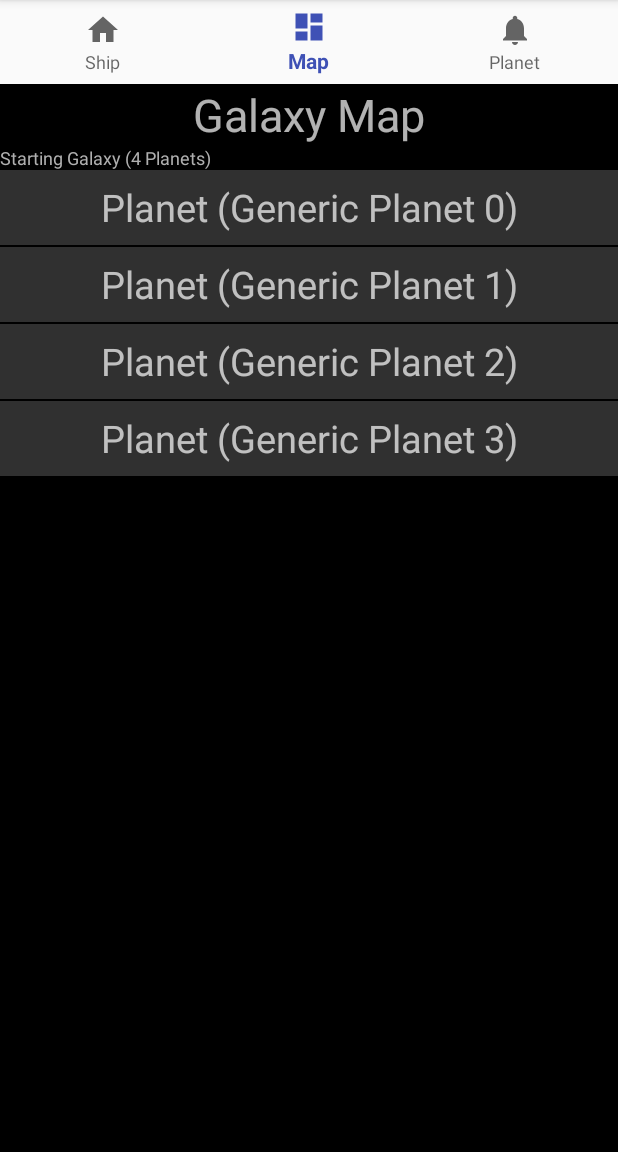
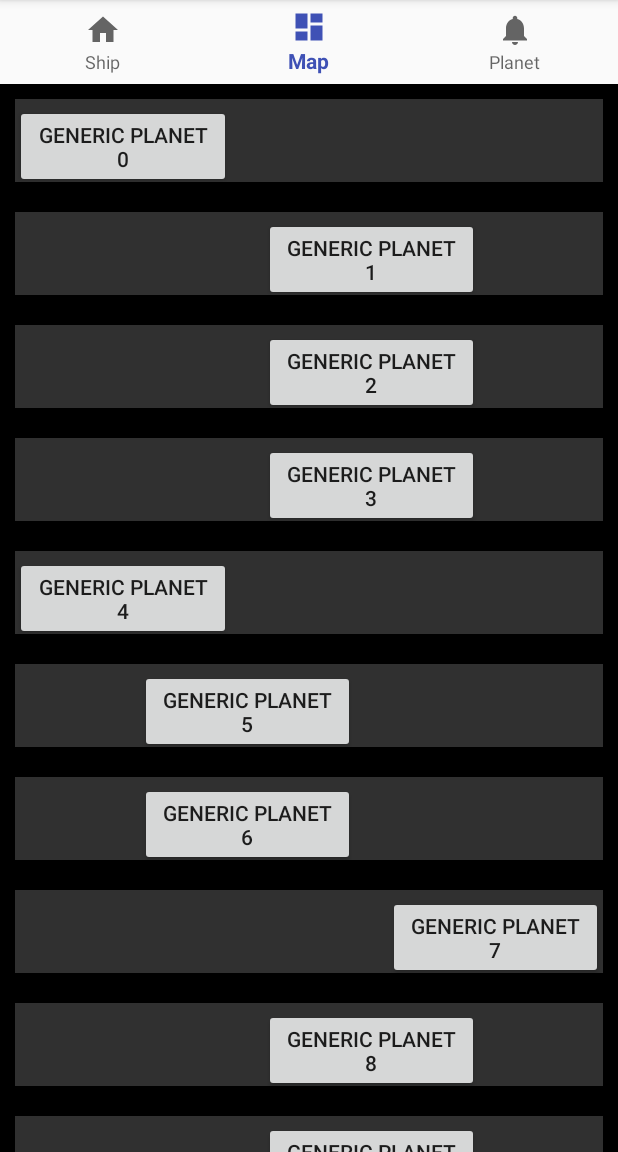
Before and after one commit to Mardaklysm/Space, an Android app: the screen it shows after launch (MainActivity), item 2 of the bottom bar chosen, on a phone screen of 412 x 824 dp, the part 84-1236 px from its top. Run offline under Robolectric (Android 15) with nearby library versions, the light colour scheme and no system bars.

Commit message:
Implement StarMap Prototype :dart:

```diff
--- a/app/src/main/AndroidManifest.xml
+++ b/app/src/main/AndroidManifest.xml
@@ -1,8 +1,8 @@
 <?xml version="1.0" encoding="utf-8"?>
 <manifest package="at.hakkon.space"
           xmlns:android="http://schemas.android.com/apk/res/android">
-
     <application
+        android:name="at.hakkon.space.application.ApplicationClass"
         android:allowBackup="true"
         android:icon="@mipmap/ic_launcher"
         android:label="@string/app_name"
--- a/app/src/main/java/at/hakkon/space/activity/MainActivity.java
+++ b/app/src/main/java/at/hakkon/space/activity/MainActivity.java
@@ -15,6 +15,8 @@ import at.hakkon.space.navigation.TopLevelFragmentPagerAdapter;
 public class MainActivity extends AppCompatActivity {
 
 	private ApplicationClass appClass = ApplicationClass.getInstance();
+
+	private static MainActivity instance;
 
 
 	private TopLevelFragmentPagerAdapter adapter;
@@ -44,6 +46,7 @@ public class MainActivity extends AppCompatActivity {
 	@Override
 	protected void onCreate(Bundle savedInstanceState) {
 		super.onCreate(savedInstanceState);
+		instance = this;
 		setContentView(R.layout.activity_main);
 
 		getWindow().addFlags(WindowManager.LayoutParams.FLAG_KEEP_SCREEN_ON);
@@ -62,5 +65,9 @@ public class MainActivity extends AppCompatActivity {
 		appClass.initialize();
 	}
 
+	public static MainActivity getInstance(){
+		return instance;
+	}
+
 
 }
--- a/app/src/main/java/at/hakkon/space/application/ApplicationClass.java
+++ b/app/src/main/java/at/hakkon/space/application/ApplicationClass.java
@@ -5,6 +5,8 @@ import android.widget.Toast;
 
 import java.util.ArrayList;
 
+import at.hakkon.space.activity.MainActivity;
+import at.hakkon.space.datamodel.EGameOverReason;
 import at.hakkon.space.datamodel.person.Person;
 import at.hakkon.space.datamodel.ship.Ship;
 import at.hakkon.space.datamodel.galaxy.AbsPlanet;
@@ -12,6 +14,7 @@ import at.hakkon.space.datamodel.galaxy.Galaxy;
 import at.hakkon.space.listener.IGalaxyListener;
 import at.hakkon.space.listener.IPlanetVisitListener;
 import at.hakkon.space.listener.IShipListener;
+import at.hakkon.space.utility.Utility;
 
 public class ApplicationClass extends android.app.Application {
 
@@ -143,4 +146,12 @@ public class ApplicationClass extends android.app.Application {
 		ship.addPerson(person);
 		notifyShipListeners(ship);
 	}
+
+	public void gameOver(EGameOverReason gameOverReason) {
+		Utility.getInstance().showTextDialog(getContext(),"Game Over: " + gameOverReason.name());
+	}
+
+	public Context getContext(){
+		return MainActivity.getInstance();
+	}
 }
--- /dev/null
+++ b/app/src/main/java/at/hakkon/space/datamodel/EGameOverReason.java
@@ -0,0 +1,9 @@
+package at.hakkon.space.datamodel;
+
+/**
+ * Created by Markus on 30.07.2017.
+ */
+
+public enum EGameOverReason {
+	Finished, OutOfFuel, OutOfHealth
+}
--- a/app/src/main/java/at/hakkon/space/datamodel/galaxy/AbsPlanet.java
+++ b/app/src/main/java/at/hakkon/space/datamodel/galaxy/AbsPlanet.java
@@ -10,12 +10,12 @@ public abstract class AbsPlanet {
 
 	private Galaxy galaxy;
 	private String name;
+	private PlanetPosition planetPosition;
 
-	private boolean visited;
-
-	public AbsPlanet(Galaxy galaxy, String name){
+	public AbsPlanet(Galaxy galaxy, String name, PlanetPosition planetPosition){
 		this.galaxy =galaxy;
 		this.name = name;
+		this.planetPosition = planetPosition;
 	}
 
 	public abstract AbsEvent getEvent();
@@ -41,4 +41,7 @@ public abstract class AbsPlanet {
 		return galaxy;
 	}
 
+	public PlanetPosition getPlanetPosition() {
+		return planetPosition;
+	}
 }
--- a/app/src/main/java/at/hakkon/space/datamodel/galaxy/Galaxy.java
+++ b/app/src/main/java/at/hakkon/space/datamodel/galaxy/Galaxy.java
@@ -1,6 +1,7 @@
 package at.hakkon.space.datamodel.galaxy;
 
 import java.util.ArrayList;
+import java.util.Random;
 
 /**
  * Created by Markus on 29.07.2017.
@@ -12,7 +13,13 @@ public class Galaxy {
 	private String name;
 	private ArrayList<AbsPlanet> planets = new ArrayList<>();
 
-	public Galaxy(String name, int level){
+	public final static int MAX_GALAXY_WIDTH = 4;
+
+	public int getGalaxyDepth(){
+		return 10 + level + level/2 ;
+	}
+
+	public Galaxy(String name, int level) {
 		this.name = name;
 		this.level = level;
 
@@ -20,43 +27,53 @@ public class Galaxy {
 	}
 
 	private void createPlanets() {
-		for (int i=0; i<4; i++){
-			AbsPlanet planet = new GenericPlanet(this, "Generic Planet " + i);
+		int planetX = 0;
+		int planetY = 0;
+
+		Random random = new Random();
+		for (int i = 0; i < getGalaxyDepth(); i++) {
+			AbsPlanet planet = new GenericPlanet(this, "Generic Planet " + i, new PlanetPosition(planetX, planetY));
 			planets.add(planet);
+			planetY++;
+			planetX = random.nextInt(MAX_GALAXY_WIDTH);
 		}
 
 	}
 
-	public ArrayList<AbsPlanet> getReachablePlanets(int position){
+	public ArrayList<AbsPlanet> getReachablePlanets(int position) {
 		ArrayList<AbsPlanet> reachablePlanets = new ArrayList<>();
 		//TODO: Implement somet cool navigation structure
 		//for (Planet planet:planets){
 		//}
 
-		for (AbsPlanet planet: planets){
+		for (AbsPlanet planet : planets) {
 			reachablePlanets.add(planet);
 		}
 
 		return reachablePlanets;
 	}
 
-	public ArrayList<AbsPlanet> getReachablePlanets(){
+	public ArrayList<AbsPlanet> getReachablePlanets() {
 		ArrayList<AbsPlanet> reachablePlanets = new ArrayList<>();
 
-		for (AbsPlanet planet: planets){
+		for (AbsPlanet planet : planets) {
 			reachablePlanets.add(planet);
 		}
 
 		return reachablePlanets;
 	}
 
-	public String getInformationDump(){
+	public ArrayList<AbsPlanet> getPlanets() {
+		return planets;
+	}
+
+	public String getInformationDump() {
 		String retString = "";
 
-		retString+="Galaxy (" + name + ")\n";
+		retString += "Galaxy (" + name + ")\n";
 
-		for (AbsPlanet planet: planets){
-			retString+=planet.getInformationDump() + "\n";
+		for (AbsPlanet planet : planets) {
+			retString += planet.getInformationDump() + "\n";
 		}
 
 		return retString;
--- a/app/src/main/java/at/hakkon/space/datamodel/galaxy/GenericPlanet.java
+++ b/app/src/main/java/at/hakkon/space/datamodel/galaxy/GenericPlanet.java
@@ -11,8 +11,8 @@ public class GenericPlanet extends AbsPlanet {
 
 	private AbsEvent event;
 
-	public GenericPlanet(Galaxy galaxy, String name) {
-		super(galaxy, name);
+	public GenericPlanet(Galaxy galaxy, String name, PlanetPosition planetPosition) {
+		super(galaxy, name, planetPosition);
 
 		event = EventGenerator.getInstance().generateRandomEvent(galaxy.getLevel());
 	}
--- /dev/null
+++ b/app/src/main/java/at/hakkon/space/datamodel/galaxy/PlanetPosition.java
@@ -0,0 +1,24 @@
+package at.hakkon.space.datamodel.galaxy;
+
+/**
+ * Created by Markus on 30.07.2017.
+ */
+
+public class PlanetPosition {
+
+	private int x;
+	private int y;
+
+	public PlanetPosition(int x, int y){
+		this.x = x;
+		this.y = y;
+	}
+
+	public int getX() {
+		return x;
+	}
+
+	public int getY() {
+		return y;
+	}
+}
--- a/app/src/main/java/at/hakkon/space/datamodel/ship/Ship.java
+++ b/app/src/main/java/at/hakkon/space/datamodel/ship/Ship.java
@@ -3,6 +3,7 @@ package at.hakkon.space.datamodel.ship;
 import java.util.ArrayList;
 
 import at.hakkon.space.application.ApplicationClass;
+import at.hakkon.space.datamodel.EGameOverReason;
 import at.hakkon.space.utility.Utility;
 import at.hakkon.space.datamodel.galaxy.AbsPlanet;
 import at.hakkon.space.datamodel.galaxy.Galaxy;
@@ -24,7 +25,7 @@ public class Ship {
 	private AbsPlanet currentPlanet;
 
 	private final static int START_HEALTH = 1000;
-	private final static int START_FUEL = 10;
+	private final static int START_FUEL = 2;
 	private final static int START_MONEY = 250;
 
 	private String name;
@@ -114,9 +115,20 @@ public class Ship {
 			return false;
 		}
 
-		fuel = fuel - planet.getTravelCosts();
+		updateFuel(-planet.getTravelCosts());
+
 		currentPlanet = planet;
 		return true;
+	}
+
+	public int updateFuel(int fuel){
+		this.fuel += fuel;
+
+		if (fuel <= 0){
+			ApplicationClass.getInstance().gameOver(EGameOverReason.OutOfFuel);
+		}
+
+		return fuel;
 	}
 
 	public boolean canMoveToPlanet(AbsPlanet planet) {
@@ -169,6 +181,7 @@ public class Ship {
 	public void updateHealth(int value) {
 		health += value;
 		if (health < 0) {
+			ApplicationClass.getInstance().gameOver(EGameOverReason.OutOfHealth);
 			Utility.getInstance().showTextDialog(ApplicationClass.getInstance().getBaseContext(), "You are dead!");
 		}
 		ApplicationClass.getInstance().requestNotifyShipChangedEvent();
--- a/app/src/main/java/at/hakkon/space/fragments/GalaxyFragment.java
+++ b/app/src/main/java/at/hakkon/space/fragments/GalaxyFragment.java
@@ -5,20 +5,16 @@ import android.support.v4.app.Fragment;
 import android.view.LayoutInflater;
 import android.view.View;
 import android.view.ViewGroup;
-import android.widget.AdapterView;
-import android.widget.ListView;
-import android.widget.TextView;
+import android.widget.LinearLayout;
 
 import java.util.ArrayList;
 
+import at.hakkon.space.R;
 import at.hakkon.space.application.ApplicationClass;
-import at.hakkon.space.adapter.SelectPlanetArrayAdapter;
-import at.hakkon.space.adapter.SelectPlanetListEntry;
-import at.hakkon.space.listener.IGalaxyListener;
-import at.hakkon.space.R;
-import at.hakkon.space.event.TravelQuestionEvent;
 import at.hakkon.space.datamodel.galaxy.AbsPlanet;
 import at.hakkon.space.datamodel.galaxy.Galaxy;
+import at.hakkon.space.listener.IGalaxyListener;
+import at.hakkon.space.views.GalaxyRowView;
 
 /**
  * Created by Markus on 05.07.2017.
@@ -56,39 +52,27 @@ public class GalaxyFragment extends Fragment implements IGalaxyListener {
 	}
 
 	private void updatePlanets() {
-		((TextView) view.findViewById(R.id.tvGalaxyInfo)).setText(galaxy.getName() + " (" + galaxy.getReachablePlanets().size() + " Planets)");
+		//((TextView) view.findViewById(R.id.tvGalaxyInfo)).setText(galaxy.getName() + " (" + galaxy.getReachablePlanets().size() + " Planets)");
 
-		ListView listView = (ListView) view.findViewById(R.id.listPlanets);
+		((LinearLayout) view.findViewById(R.id.llGalaxyContent)).removeAllViews();
 
-		ArrayList<SelectPlanetListEntry> entries = new ArrayList<>();
+		for (int i=0; i< galaxy.getGalaxyDepth(); i++){
 
-		for (AbsPlanet planet : galaxy.getReachablePlanets()) {
-			entries.add(new SelectPlanetListEntry(planet));
+			ArrayList<AbsPlanet> rowPlanets = new ArrayList<>();
+			for (AbsPlanet planet: galaxy.getPlanets()){
+				if (planet.getPlanetPosition().getY() == i){
+					rowPlanets.add(planet);
+				}
+			}
+
+			GalaxyRowView galaxyRowView = new GalaxyRowView(getContext(), rowPlanets);
+			LinearLayout parent = (LinearLayout) view.findViewById(R.id.llGalaxyContent);
+
+			parent.addView(galaxyRowView);
+
 		}
 
-		listView.setAdapter(new SelectPlanetArrayAdapter(getContext(), R.layout.default_list_entry, entries));
 
-		listView.setClickable(true);
-		listView.setOnItemClickListener(new AdapterView.OnItemClickListener() {
-			@Override
-			public void onItemClick(AdapterView<?> parent, View view, int position, long id) {
-
-				ListView listView = (ListView) GalaxyFragment.this.view.findViewById(R.id.listPlanets);
-				Object selectedItem = listView.getItemAtPosition(position);
-
-				if (selectedItem != null && (selectedItem instanceof SelectPlanetListEntry)) {
-					AbsPlanet selectedPlanet = ((SelectPlanetListEntry) selectedItem).getPlanet();
-					if (selectedPlanet.equals(ApplicationClass.getInstance().getShip().getCurrentPlanet())) {
-						return;
-					}
-					TravelQuestionEvent travelQuestionEvent = new TravelQuestionEvent(galaxy.getLevel());
-					travelQuestionEvent.init(getContext(), ApplicationClass.getInstance().getShip(), selectedPlanet);
-					travelQuestionEvent.execute(getContext());
-				}
-
-
-			}
-		});
 
 
 	}
--- /dev/null
+++ b/app/src/main/java/at/hakkon/space/views/GalaxyRowView.java
@@ -0,0 +1,90 @@
+package at.hakkon.space.views;
+
+import android.content.Context;
+import android.view.LayoutInflater;
+import android.view.View;
+import android.widget.Button;
+import android.widget.LinearLayout;
+
+import java.util.ArrayList;
+
+import at.hakkon.space.R;
+import at.hakkon.space.application.ApplicationClass;
+import at.hakkon.space.datamodel.galaxy.AbsPlanet;
+import at.hakkon.space.event.TravelQuestionEvent;
+
+/**
+ * Created by Markus on 29.07.2017.
+ */
+
+public class GalaxyRowView extends LinearLayout{
+
+	private View view;
+
+	private  ArrayList<AbsPlanet> planets;
+
+	public GalaxyRowView(Context context, ArrayList<AbsPlanet> planets) {
+		super(context);
+
+		this.planets = planets;
+
+		LayoutInflater inflater = (LayoutInflater) context.getSystemService(Context.LAYOUT_INFLATER_SERVICE);
+		view = inflater.inflate(R.layout.view_planet_row, this, true);
+
+		boolean posExists0 = false;
+		boolean posExists1 = false;
+		boolean posExists2 = false;
+		boolean posExists3 = false;
+
+		for (AbsPlanet planet: planets){
+			int position = planet.getPlanetPosition().getX();
+
+			switch (position){
+				case 0: addButtonListener((Button) view.findViewById(R.id.bPos0), planet); posExists0 = true; break;
+				case 1: addButtonListener((Button) view.findViewById(R.id.bPos1), planet); posExists1 = true; break;
+				case 2: addButtonListener((Button) view.findViewById(R.id.bPos2), planet); posExists2 = true; break;
+				case 3: addButtonListener((Button) view.findViewById(R.id.bPos3), planet); posExists3 = true; break;
+			}
+		}
+
+		if (!posExists0){
+			 view.findViewById(R.id.bPos0).setVisibility(INVISIBLE);
+		}
+		if (!posExists1){
+			view.findViewById(R.id.bPos1).setVisibility(INVISIBLE);
+		}
+		if (!posExists2){
+			view.findViewById(R.id.bPos2).setVisibility(INVISIBLE);
+		}
+		if (!posExists3){
+			view.findViewById(R.id.bPos3).setVisibility(INVISIBLE);
+		}
+
+
+	}
+
+
+	private void addButtonListener(Button button, final AbsPlanet planet){
+		button.setText(planet.getName());
+		button.setOnClickListener(new OnClickListener() {
+			@Override
+			public void onClick(View v) {
+				if (planet.equals(ApplicationClass.getInstance().getShip().getCurrentPlanet())) {
+					return;
+				}
+				TravelQuestionEvent travelQuestionEvent = new TravelQuestionEvent(1);
+				travelQuestionEvent.init(getContext(), ApplicationClass.getInstance().getShip(), planet);
+				travelQuestionEvent.execute(getContext());
+			}
+		});
+
+	}
+
+
+
+	public ArrayList<AbsPlanet> getPlanets(){
+		return planets;
+	}
+
+
+}
--- a/app/src/main/res/layout/fragment_galaxy.xml
+++ b/app/src/main/res/layout/fragment_galaxy.xml
@@ -7,27 +7,12 @@
             android:background="@color/colorBlack" android:fillViewport="true">
 
     <LinearLayout
+        android:id="@+id/llGalaxyContent"
         android:layout_width="match_parent"
         android:layout_height="match_parent"
         android:background="@color/colorBlack"
-        android:orientation="vertical"
-    >
+        android:orientation="vertical">
 
-        <TextView
-            android:id="@+id/textView2"
-            android:layout_width="match_parent"
-            android:layout_height="wrap_content" android:text="Galaxy Map"
-            android:textAlignment="center" android:textColor="@color/fontColorWhiteGray"
-            android:textSize="30sp"/>
-        <TextView
-            android:id="@+id/tvGalaxyInfo"
-            android:layout_width="match_parent"
-            android:layout_height="wrap_content"
-            android:inputType="textMultiLine" android:text="TextView"
-            android:textColor="@color/fontColorGray1" android:textSize="12sp"/>
-        <ListView
-            android:id="@+id/listPlanets"
-            android:layout_width="match_parent" android:layout_height="match_parent"/>
     </LinearLayout>
 
 
--- /dev/null
+++ b/app/src/main/res/layout/view_planet_row.xml
@@ -0,0 +1,25 @@
+<?xml version="1.0" encoding="utf-8"?>
+<LinearLayout android:id="@+id/llGalaxyRow"
+              xmlns:android="http://schemas.android.com/apk/res/android"
+              android:layout_width="match_parent"
+              android:layout_height="wrap_content"
+              android:layout_margin="10dp"
+              android:background="@color/colorDarkGrey1" android:orientation="horizontal">
+
+    <Button
+        android:id="@+id/bPos0"
+        android:layout_width="wrap_content"
+        android:layout_height="wrap_content" android:layout_weight="1" android:text="Button"/>
+    <Button
+        android:id="@+id/bPos1"
+        android:layout_width="wrap_content"
+        android:layout_height="wrap_content" android:layout_weight="1" android:text="Button"/>
+    <Button
+        android:id="@+id/bPos2"
+        android:layout_width="wrap_content"
+        android:layout_height="wrap_content" android:layout_weight="1" android:text="Button"/>
+    <Button
+        android:id="@+id/bPos3"
+        android:layout_width="wrap_content"
+        android:layout_height="wrap_content" android:layout_weight="1" android:text="Button"/>
+</LinearLayout>
--- a/app/src/main/res/values/styles.xml
+++ b/app/src/main/res/values/styles.xml
@@ -8,4 +8,8 @@
         <item name="colorAccent">@color/colorAccent</item>
     </style>
 
+    <style name="Dialog" parent="Theme.AppCompat.Dialog">
+        <item name="android:windowNoTitle">true</item>
+    </style>
+
 </resources>
```
